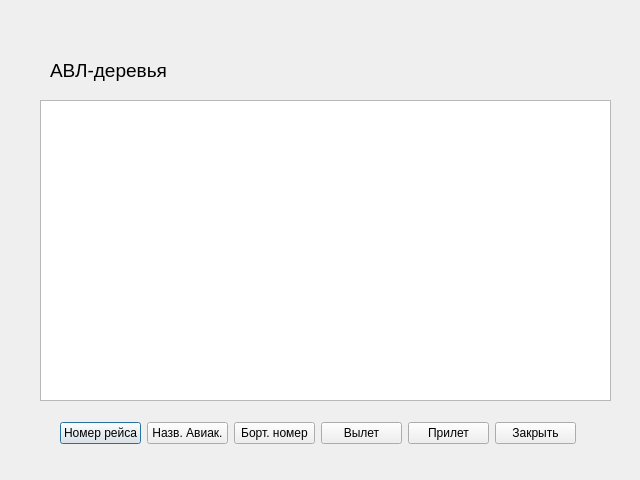
This is showtrees.ui in MrRufRUS/CourseWork2023 as Qt 5 draws it before an edit. The edited form follows.
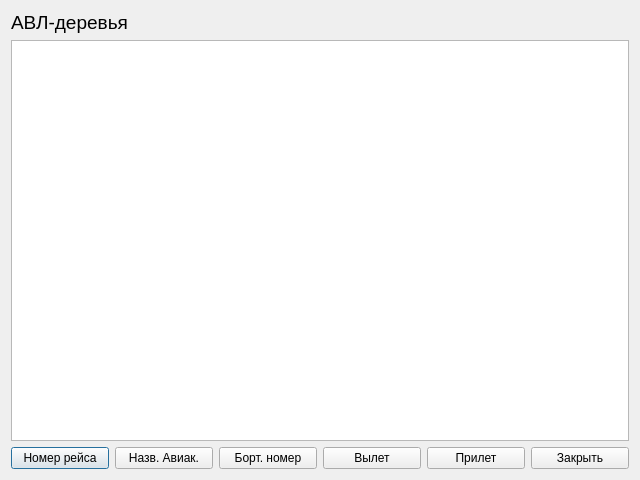
This is the edited form.

What changed in the file:
```diff
--- a/showtrees.ui
+++ b/showtrees.ui
@@ -13,15 +13,21 @@
   <property name="windowTitle">
    <string>Dialog</string>
   </property>
+  <layout class="QVBoxLayout" name="verticalLayout">
+   <item>
+    <widget class="QLabel" name="label">
+     <property name="font">
+      <font>
+       <pointsize>14</pointsize>
+      </font>
+     </property>
+     <property name="text">
+      <string>АВЛ-деревья</string>
+     </property>
+    </widget>
+   </item>
+   <item>
   <widget class="QTextBrowser" name="trees">
-   <property name="geometry">
-    <rect>
-     <x>40</x>
-     <y>100</y>
-     <width>571</width>
-     <height>301</height>
-    </rect>
-   </property>
    <property name="inputMethodHints">
     <set>Qt::ImhMultiLine</set>
    </property>
@@ -32,33 +38,8 @@
     <string notr="true"/>
    </property>
   </widget>
-  <widget class="QLabel" name="label">
-   <property name="geometry">
-    <rect>
-     <x>50</x>
-     <y>50</y>
-     <width>171</width>
-     <height>41</height>
-    </rect>
-   </property>
-   <property name="font">
-    <font>
-     <pointsize>14</pointsize>
-    </font>
-   </property>
-   <property name="text">
-    <string>АВЛ-деревья</string>
-   </property>
-  </widget>
-  <widget class="QWidget" name="">
-   <property name="geometry">
-    <rect>
-     <x>60</x>
-     <y>420</y>
-     <width>516</width>
-     <height>26</height>
-    </rect>
-   </property>
+   </item>
+   <item>
    <layout class="QHBoxLayout" name="horizontalLayout">
     <item>
      <widget class="QPushButton" name="tree0">
@@ -103,7 +84,8 @@
      </widget>
     </item>
    </layout>
-  </widget>
+   </item>
+  </layout>
  </widget>
  <resources/>
  <connections/>
```
Lines whose indentation alone changed are shown as unchanged.
